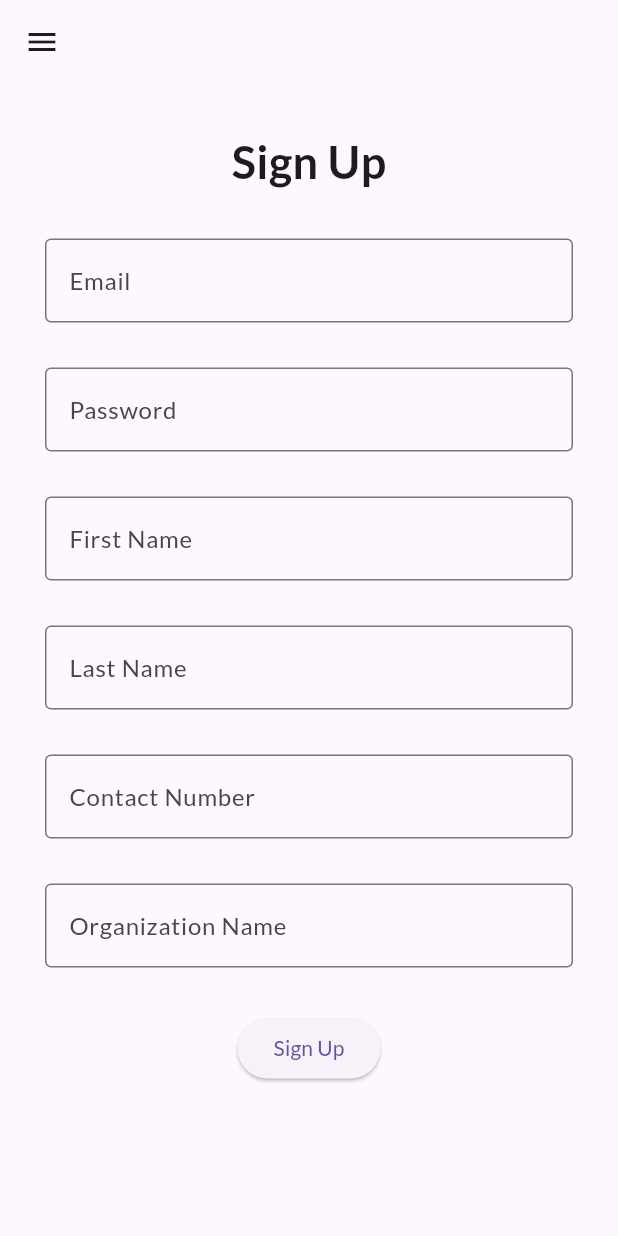
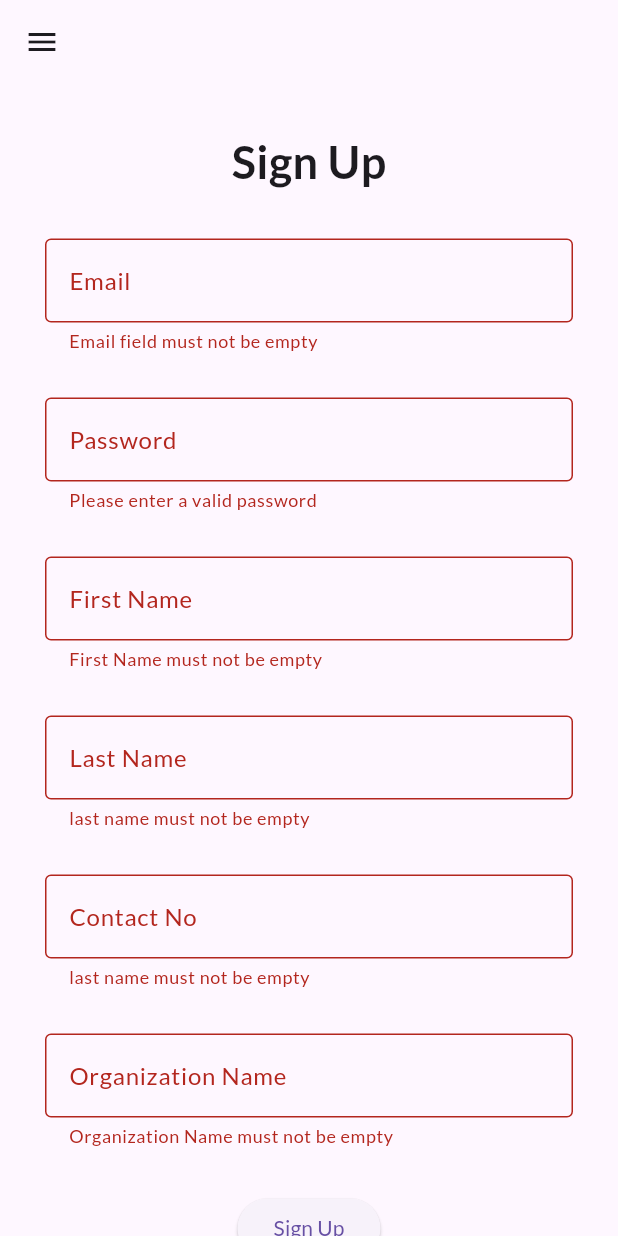
Before and after one commit to SadieBeltran/CMSC-23-Elbi-Donation-System, a Flutter app: the SignUpPage screen opened directly, after a tap on "Sign Up", on a phone screen of 412 x 824 dp. Run offline on Flutter 3.47's test engine with Material 3 defaults, Android fonts, the phone set to English and light mode, and no system bars; our stand-ins replace cloud_firestore, firebase_auth, firebase_core, flutter_riverpod, google_fonts; accounts and stored records are empty; generated files the repository leaves out were written again.

Commit message:
feat: Added firebase_donor_api.dart, donor_provider.dart refactor: modified donors_list_view_item.dart, donor.dart, sign_up_page.dart, main.dart chore: modified dummy_donors.dart

```diff
--- /dev/null
+++ b/lib/api/firebase_donor_api.dart
@@ -0,0 +1,49 @@
+import 'package:cloud_firestore/cloud_firestore.dart';
+
+class FirebaseDonorAPI {
+  static final FirebaseFirestore db = FirebaseFirestore.instance;
+
+  Future<String> addDonor(Map<String, dynamic> donor) async {
+    try {
+      await db.collection("donors").add(donor);
+
+      return "Successfully added!";
+    } on FirebaseException catch (e) {
+      return "Error in ${e.code}: ${e.message}";
+    }
+  }
+
+  // Stream<QuerySnapshot> getAllTodos() {
+  //   return db.collection("todos").snapshots();
+  // }
+
+  // Future<String> deleteTodo(String id) async {
+  //   try {
+  //     await db.collection("todos").doc(id).delete();
+
+  //     return "Successfully deleted!";
+  //   } on FirebaseException catch (e) {
+  //     return "Error in ${e.code}: ${e.message}";
+  //   }
+  // }
+
+  // Future<String> editTodo(String id, String title) async {
+  //   try {
+  //     await db.collection("todos").doc(id).update({"title": title});
+
+  //     return "Successfully edited!";
+  //   } on FirebaseException catch (e) {
+  //     return "Error in ${e.code}: ${e.message}";
+  //   }
+  // }
+
+  // Future<String> toggleStatus(String id, bool value) async {
+  //   try {
+  //     await db.collection("todos").doc(id).update({"completed": value});
+
+  //     return "Successfully toggled!";
+  //   } on FirebaseException catch (e) {
+  //     return "Error in ${e.code}: ${e.message}";
+  //   }
+  // }
+}
--- a/lib/custom_widgets/donor_views/homepage/donors_list_view_item.dart
+++ b/lib/custom_widgets/donor_views/homepage/donors_list_view_item.dart
@@ -22,7 +22,7 @@ class DonorsListViewItem extends StatelessWidget {
         elevation: 2,
         child: ListTile(
           title: Text(
-            donor.name,
+            "${donor.firstName} ${donor.lastName}",
             textAlign: TextAlign.start,
             softWrap: true,
             overflow: TextOverflow
--- /dev/null
+++ b/lib/providers/donor_provider.dart
@@ -0,0 +1,41 @@
+import 'package:flutter/material.dart';
+import '../api/firebase_donor_api.dart';
+import '../data_models/donor.dart';
+
+class DonorListProvider with ChangeNotifier {
+  FirebaseDonorAPI firebaseService = FirebaseDonorAPI();
+  // late Stream<QuerySnapshot> _todosStream;
+
+  DonorListProvider() {
+    // fetchTodos();
+  }
+  // getter
+  // Stream<QuerySnapshot> get todo => _todosStream;
+
+  // void fetchTodos() {
+  //   _todosStream = firebaseService.getAllTodos();
+  //   notifyListeners();
+  // }
+
+  Future<void> addDonor(Donor donor) async {
+    String message = await firebaseService.addDonor(donor.toJson(donor));
+    print(message);
+    print("ADDED");
+    notifyListeners();
+  }
+
+  // void editTodo(String id, String newTitle) async {
+  //   await firebaseService.editTodo(id, newTitle);
+  //   notifyListeners();
+  // }
+
+  // void deleteTodo(String id) async {
+  //   await firebaseService.deleteTodo(id);
+  //   notifyListeners();
+  // }
+
+  // void toggleStatus(String id, bool status) async {
+  //   await firebaseService.toggleStatus(id, status);
+  //   notifyListeners();
+  // }
+}
--- a/lib/screens/authentication_screens/sign_up_page.dart
+++ b/lib/screens/authentication_screens/sign_up_page.dart
@@ -4,8 +4,12 @@
 
   Notes: Will need to establish a cloud firestore db in order to record this. Currently has no backend.
  */
+import 'package:elbi_donation_system/data_models/donor.dart';
+import 'package:elbi_donation_system/providers/auth_provider.dart';
 import 'package:elbi_donation_system/screens/reusables/drawer_widget.dart';
 import 'package:flutter/material.dart';
+import 'package:provider/provider.dart';
+import '../../providers/donor_provider.dart';
 
 class SignUpPage extends StatefulWidget {
   const SignUpPage({super.key});
@@ -20,7 +24,9 @@ class _SignUpPageState extends State<SignUpPage> {
 
 // for the data that Form will record
   String? email;
-  Map<String, String?> name = {'firstName': "", 'lastName': ""};
+  // Map<String, String?> name = {'firstName': "", 'lastName': ""};
+  String? firstName;
+  String? lastName;
   String? userName;
   String? password;
   List<String>? addresses;
@@ -113,7 +119,8 @@ class _SignUpPageState extends State<SignUpPage> {
               border: OutlineInputBorder(),
               label: Text("First Name"),
               hintText: "Enter your First Name"),
-          onSaved: (value) => setState(() => name['firstName'] = value),
+          onSaved: (value) =>
+              setState(() => /*name['firstName']*/ firstName = value),
           validator: (value) {
             if (value == null || value.isEmpty) {
               return "First Name must not be empty";
@@ -130,7 +137,8 @@ class _SignUpPageState extends State<SignUpPage> {
               border: OutlineInputBorder(),
               label: Text("Last Name"),
               hintText: "Enter your last name"),
-          onSaved: (value) => setState(() => name['lastName'] = value),
+          onSaved: (value) =>
+              setState(() => /*name['lastName']*/ lastName = value),
           validator: (value) {
             if (value == null || value.isEmpty) {
               return "last name must not be empty";
@@ -141,12 +149,49 @@ class _SignUpPageState extends State<SignUpPage> {
       );
 
 // might want to change it to <dropdown> <number field> for convenience
-  Widget get contactNum => textFormFieldGenerator(
-      RegExp(r"^(\+639|09)\d{9}$"),
-      "Contact Number",
-      "09123456789",
-      "must either start with 09 or +639 and end with 9 digits",
-      contactNo);
+  // Widget get contactNum => textFormFieldGenerator(
+  //     RegExp(r"^(\+639|09)\d{9}$"),
+  //     "Contact Number",
+  //     "09123456789",
+  //     "must either start with 09 or +639 and end with 9 digits",
+  //     contactNo);
+
+  Widget get contactNum => Padding(
+        padding: const EdgeInsets.only(bottom: 30),
+        child: TextFormField(
+          decoration: const InputDecoration(
+              border: OutlineInputBorder(),
+              label: Text("Contact No"),
+              hintText: "Enter your contactNo "),
+          onSaved: (value) =>
+              setState(() => /*name['lastName']*/ contactNo = value),
+          validator: (value) {
+            if (value == null || value.isEmpty) {
+              return "last name must not be empty";
+            }
+            return null;
+          },
+        ),
+      );
+
+  Widget get address => Padding(
+        padding: const EdgeInsets.only(bottom: 30),
+        child: TextFormField(
+          decoration: InputDecoration(
+              border: const OutlineInputBorder(),
+              label: Text('Address'),
+              hintText: "Insert organization name here"),
+          onSaved: (value) => setState(() => addresses?.add(value!)),
+          validator: (value) {
+            if (value == null || value.isEmpty) {
+              return "Address must not be empty";
+            } else if (RegExp(r"^[^\n]{0,79}$").hasMatch(value)) {
+              return "Address must not contain new lines and must not exceed 79 characters!";
+            }
+            return null;
+          },
+        ),
+      );
 
   Widget get orgName => textFormFieldGenerator(
       RegExp(r"^[^\n]{0,79}$"),
@@ -157,9 +202,23 @@ class _SignUpPageState extends State<SignUpPage> {
 
   Widget get submitButton => ElevatedButton(
       onPressed: () async {
-        // if (_formKey.currentState!.validate()) {
-        //   _formKey.currentState!.save();
+        if (_formKey.currentState!.validate()) {
+          _formKey.currentState!.save();
+          await context
+              .read<UserAuthProvider>()
+              .authService
+              .signUp(email!, password!);
 
+          Donor newDonor = Donor(
+              id: context.read<UserAuthProvider>().uid,
+              firstName: firstName!,
+              lastName: lastName!,
+              username: email!,
+              // addresses: addresses!,
+              contactNumber: contactNo!);
+          print(newDonor);
+          await context.read<DonorListProvider>().addDonor(newDonor);
+        }
         //   // check if the widget hasn't been disposed of after an asynchronous action
         //   if (mounted) Navigator.pop(context); //go back to the signin page?
         // }
--- a/pubspec.yaml
+++ b/pubspec.yaml
@@ -38,8 +38,10 @@ dependencies:
   flutter_riverpod: ^2.5.1
   uuid: ^4.4.0
   google_fonts: ^6.2.1
+  firebase_auth: ^4.19.5
+  provider: ^6.1.2
   firebase_core: ^2.31.0
-  firebase_auth: ^4.19.5
+  cloud_firestore: ^4.17.3
 
 dev_dependencies:
   flutter_test:
```
Also changed, not shown: lib/data/dummy_donors.dart (+8 -6 lines), lib/data_models/donor.dart (+40 -6 lines), lib/main.dart (+20 -3 lines), pubspec.lock, 4 other files.
